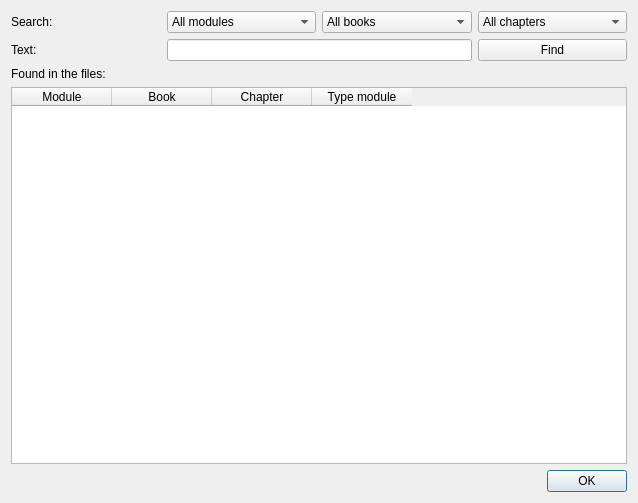
Above: src/gui/dialogs/find/finddialog.ui from axsapronov/QSopherim before the change. Below: the same form after it.
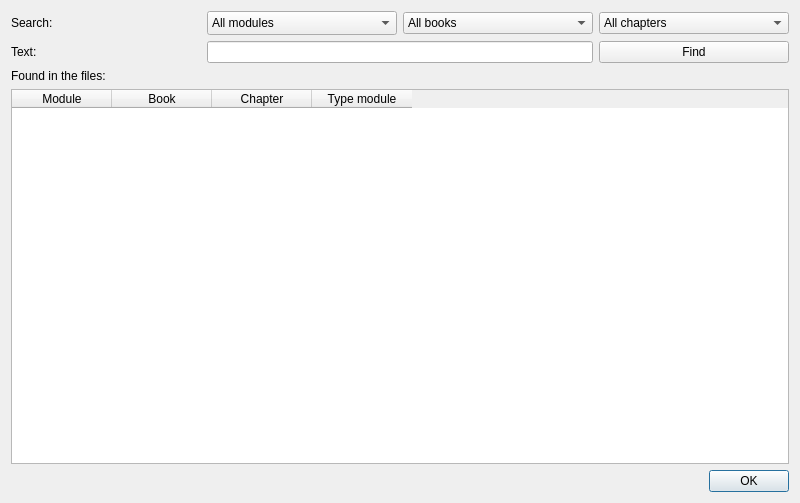
That is the form after the change.

Commit message: [GUI] Update find dialog

```diff
--- a/src/gui/dialogs/find/finddialog.ui
+++ b/src/gui/dialogs/find/finddialog.ui
@@ -6,7 +6,7 @@
    <rect>
     <x>0</x>
     <y>0</y>
-    <width>638</width>
+    <width>800</width>
     <height>503</height>
    </rect>
   </property>
@@ -114,6 +114,9 @@
      </item>
      <item row="0" column="1">
       <widget class="QComboBox" name="comBModule">
+       <property name="sizeAdjustPolicy">
+        <enum>QComboBox::AdjustToMinimumContentsLengthWithIcon</enum>
+       </property>
        <item>
         <property name="text">
          <string>All modules</string>
```
The commit also changes 2 other files.
